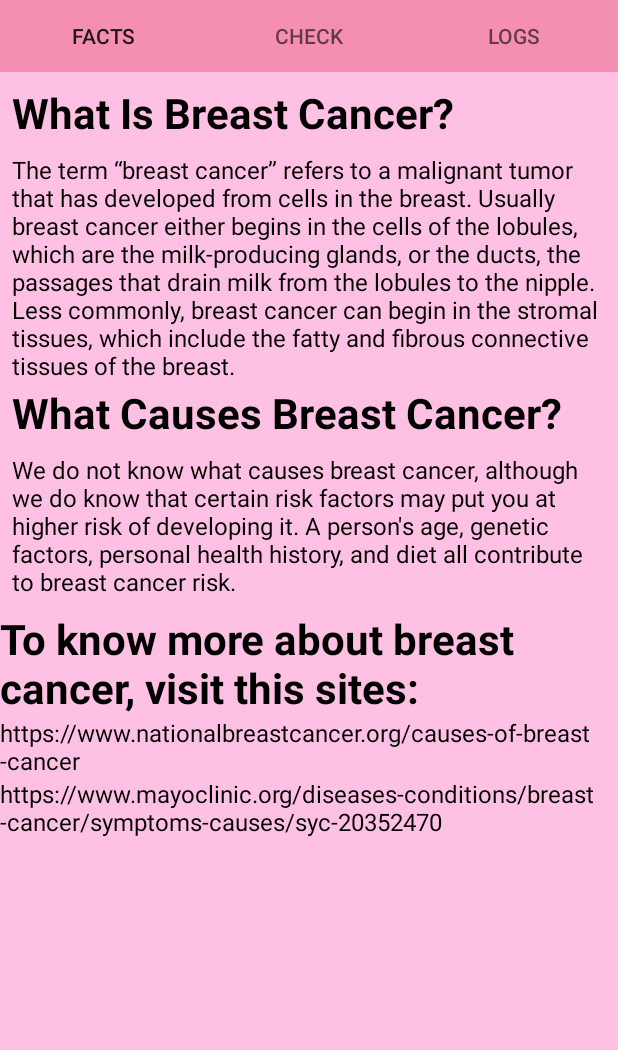
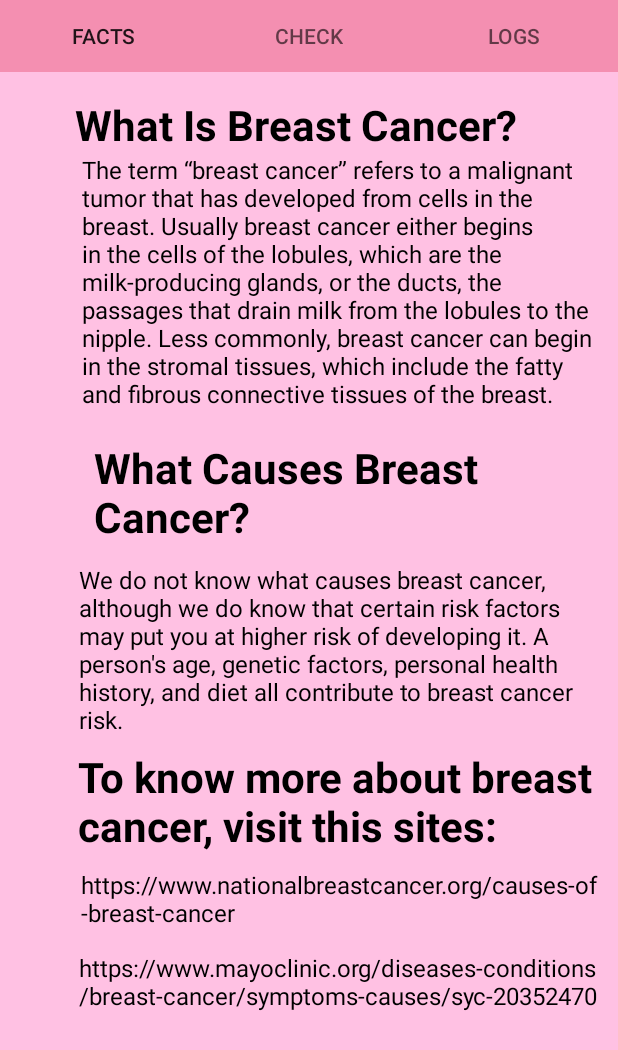
Before and after one commit to santosalwyn09/MateoSantosProject, an Android app: the screen it shows after launch (MainActivity), on a phone screen of 412 x 824 dp. Shown: the top 1050 px of the screen. Run offline under Robolectric (Android 15) with nearby library versions, the phone set to English and light mode, and no system bars.

Commit message:
UI Commit v3.2

```diff
--- a/app/src/main/res/layout/check1.xml
+++ b/app/src/main/res/layout/check1.xml
@@ -21,7 +21,7 @@
             app:layout_constraintHorizontal_bias="0.0"
             app:layout_constraintStart_toStartOf="parent"
             app:layout_constraintTop_toTopOf="parent"
-            app:layout_constraintVertical_bias="0.0"
+            app:layout_constraintVertical_bias="0.695"
             app:srcCompat="@drawable/breast2" />
 
         <Button
--- a/app/src/main/res/layout/check2.xml
+++ b/app/src/main/res/layout/check2.xml
@@ -17,7 +17,7 @@
             android:layout_height="wrap_content"
             android:layout_marginStart="8dp"
             android:layout_marginLeft="8dp"
-            android:layout_marginTop="8dp"
+            android:layout_marginTop="32dp"
             android:layout_marginEnd="8dp"
             android:layout_marginRight="8dp"
             android:layout_marginBottom="8dp"
@@ -54,14 +54,14 @@
             android:layout_marginLeft="8dp"
             android:layout_marginEnd="8dp"
             android:layout_marginRight="8dp"
-            android:layout_marginBottom="52dp"
+            android:layout_marginBottom="76dp"
             android:background="@color/primaryColor"
             android:text="Next Step"
             app:layout_constraintBottom_toBottomOf="parent"
             app:layout_constraintEnd_toEndOf="parent"
             app:layout_constraintStart_toStartOf="parent"
             app:layout_constraintTop_toTopOf="parent"
-            app:layout_constraintVertical_bias="0.957" />
+            app:layout_constraintVertical_bias="0.988" />
     </android.support.constraint.ConstraintLayout>
 
 </FrameLayout>
--- a/app/src/main/res/layout/check7.xml
+++ b/app/src/main/res/layout/check7.xml
@@ -30,7 +30,7 @@
             app:layout_constraintEnd_toEndOf="parent"
             app:layout_constraintStart_toStartOf="parent"
             app:layout_constraintTop_toTopOf="parent"
-            app:layout_constraintVertical_bias="0.303" />
+            app:layout_constraintVertical_bias="0.0" />
 
         <ImageView
             android:id="@+id/imageView8"
@@ -59,7 +59,7 @@
             android:layout_marginRight="8dp"
             android:layout_marginBottom="76dp"
             android:background="@color/primaryColor"
-            android:text="Finish Self_examination"
+            android:text="Finish Self Examination"
             app:layout_constraintBottom_toBottomOf="parent"
             app:layout_constraintEnd_toEndOf="parent"
             app:layout_constraintHorizontal_bias="0.503"
--- a/app/src/main/res/layout/facts_fragment.xml
+++ b/app/src/main/res/layout/facts_fragment.xml
@@ -14,113 +14,138 @@
         android:layout_height="match_parent"
         app:layout_constraintBottom_toBottomOf="parent"
         app:layout_constraintEnd_toEndOf="parent"
+        app:layout_constraintHorizontal_bias="1.0"
         app:layout_constraintStart_toStartOf="parent"
-        app:layout_constraintTop_toTopOf="parent">
+        app:layout_constraintTop_toTopOf="parent"
+        app:layout_constraintVertical_bias="0.0">
 
-        <LinearLayout
+        <android.support.constraint.ConstraintLayout
+            android:id="@+id/linearLayout3"
             android:layout_width="match_parent"
             android:layout_height="wrap_content"
             android:orientation="vertical">
 
             <TextView
                 android:id="@+id/textView4"
-                android:layout_width="wrap_content"
+                android:layout_width="354dp"
                 android:layout_height="wrap_content"
                 android:layout_marginStart="8dp"
                 android:layout_marginLeft="8dp"
-                android:layout_marginTop="8dp"
+                android:layout_marginTop="16dp"
                 android:layout_marginEnd="8dp"
                 android:layout_marginRight="8dp"
                 android:text="@string/what_is_breast_cancer"
                 android:textColor="@color/primaryTextColor"
                 android:textSize="28sp"
                 android:textStyle="bold"
+                app:layout_constraintBottom_toTopOf="@+id/textView3"
                 app:layout_constraintEnd_toEndOf="parent"
+                app:layout_constraintHorizontal_bias="0.027"
                 app:layout_constraintStart_toStartOf="parent"
                 app:layout_constraintTop_toTopOf="parent" />
 
             <TextView
                 android:id="@+id/textView3"
-                android:layout_width="wrap_content"
-                android:layout_height="wrap_content"
-                android:layout_marginStart="8dp"
-                android:layout_marginLeft="8dp"
-                android:layout_marginTop="8dp"
-                android:layout_marginEnd="8dp"
-                android:layout_marginRight="8dp"
+                android:layout_width="346dp"
+                android:layout_height="177dp"
+                android:layout_marginStart="1dp"
+                android:layout_marginLeft="1dp"
+                android:layout_marginEnd="1dp"
+                android:layout_marginRight="1dp"
+                android:layout_marginBottom="6dp"
                 android:text="@string/the_term_breast_cancer_refers_to_a_malignant_tumor_that_has_developed_from_cells_in_the_breast_usually_breast_cancer_either_begins_in_the_cells_of_the_lobules_which_are_the_milk_producing_glands_or_the_ducts_the_passages_that_drain_milk_from_the_lobules_to_the_nipple_less_commonly_breast_cancer_can_begin_in_the_stromal_tissues_which_include_the_fatty_and_fibrous_connective_tissues_of_the_breast"
                 android:textColor="@color/primaryTextColor"
                 android:textSize="16sp"
+                app:layout_constraintBottom_toTopOf="@+id/textView5"
                 app:layout_constraintEnd_toEndOf="parent"
+                app:layout_constraintHorizontal_bias="0.531"
                 app:layout_constraintStart_toStartOf="parent"
                 app:layout_constraintTop_toBottomOf="@+id/textView4" />
 
             <TextView
                 android:id="@+id/textView5"
-                android:layout_width="wrap_content"
+                android:layout_width="340dp"
                 android:layout_height="wrap_content"
-                android:layout_marginStart="8dp"
-                android:layout_marginLeft="8dp"
-                android:layout_marginTop="1dp"
-                android:layout_marginEnd="8dp"
-                android:layout_marginRight="8dp"
-                android:layout_marginBottom="8dp"
+                android:layout_marginStart="10dp"
+                android:layout_marginLeft="10dp"
+                android:layout_marginTop="7dp"
+                android:layout_marginEnd="9dp"
+                android:layout_marginRight="9dp"
+                android:layout_marginBottom="9dp"
                 android:text="@string/what_causes_breast_cancer"
                 android:textColor="@color/primaryTextColor"
                 android:textSize="28sp"
                 android:textStyle="bold"
-                app:layout_constraintBottom_toBottomOf="parent"
+                app:layout_constraintBottom_toTopOf="@+id/textView6"
                 app:layout_constraintEnd_toEndOf="parent"
                 app:layout_constraintHorizontal_bias="1.0"
                 app:layout_constraintStart_toStartOf="parent"
-                app:layout_constraintTop_toBottomOf="@+id/textView3"
-                app:layout_constraintVertical_bias="0.0" />
+                app:layout_constraintTop_toBottomOf="@+id/textView3" />
 
             <TextView
                 android:id="@+id/textView6"
-                android:layout_width="wrap_content"
+                android:layout_width="347dp"
                 android:layout_height="wrap_content"
-                android:layout_marginStart="8dp"
-                android:layout_marginLeft="8dp"
-                android:layout_marginEnd="8dp"
-                android:layout_marginRight="8dp"
-                android:layout_marginBottom="8dp"
+                android:layout_marginTop="12dp"
                 android:text="@string/we_do_not_know_what_causes_breast_cancer_although_we_do_know_that_certain_risk_factors_may_put_you_at_higher_risk_of_developing_it_a_person_s_age_genetic_factors_personal_health_history_and_diet_all_contribute_to_breast_cancer_risk"
+                android:textColor="@color/primaryTextColor"
+                android:textSize="16sp"
+                app:layout_constraintEnd_toEndOf="parent"
+                app:layout_constraintHorizontal_bias="0.47"
+                app:layout_constraintStart_toStartOf="parent"
+                app:layout_constraintTop_toBottomOf="@+id/textView5" />
+
+            <TextView
+                android:id="@+id/textView7"
+                android:layout_width="354dp"
+                android:layout_height="wrap_content"
+                android:layout_marginStart="10dp"
+                android:layout_marginLeft="10dp"
+                android:layout_marginTop="8dp"
+                android:text="To know more about breast cancer, visit this sites:"
+                android:textColor="@color/primaryTextColor"
+                android:textSize="28sp"
+                android:textStyle="bold"
+                app:layout_constraintEnd_toEndOf="parent"
+                app:layout_constraintHorizontal_bias="0.0"
+                app:layout_constraintStart_toStartOf="parent"
+                app:layout_constraintTop_toBottomOf="@+id/textView6" />
+
+            <TextView
+                android:id="@+id/textView10"
+                android:layout_width="350dp"
+                android:layout_height="wrap_content"
+                android:layout_marginStart="5dp"
+                android:layout_marginLeft="5dp"
+                android:layout_marginTop="9dp"
+                android:layout_marginBottom="7dp"
+                android:text="https://www.nationalbreastcancer.org/causes-of-breast-cancer"
+                android:textColor="@color/primaryTextColor"
+                android:textSize="16sp"
+                app:layout_constraintBottom_toTopOf="@+id/textView11"
+                app:layout_constraintEnd_toEndOf="parent"
+                app:layout_constraintHorizontal_bias="0.448"
+                app:layout_constraintStart_toStartOf="parent"
+                app:layout_constraintTop_toBottomOf="@+id/textView7"
+                app:layout_constraintVertical_chainStyle="packed" />
+
+            <TextView
+                android:id="@+id/textView11"
+                android:layout_width="350dp"
+                android:layout_height="wrap_content"
+                android:layout_marginStart="5dp"
+                android:layout_marginLeft="5dp"
+                android:layout_marginTop="7dp"
+                android:text="https://www.mayoclinic.org/diseases-conditions/breast-cancer/symptoms-causes/syc-20352470"
                 android:textColor="@color/primaryTextColor"
                 android:textSize="16sp"
                 app:layout_constraintBottom_toBottomOf="parent"
                 app:layout_constraintEnd_toEndOf="parent"
-                app:layout_constraintHorizontal_bias="0.521"
+                app:layout_constraintHorizontal_bias="0.379"
                 app:layout_constraintStart_toStartOf="parent"
-                app:layout_constraintTop_toBottomOf="@+id/textView5"
-                app:layout_constraintVertical_bias="1.0" />
+                app:layout_constraintTop_toBottomOf="@+id/textView10" />
 
-            <TextView
-                android:id="@+id/textView7"
-                android:layout_width="wrap_content"
-                android:layout_height="wrap_content"
-                android:text="To know more about breast cancer, visit this sites:"
-                android:textColor="@color/primaryTextColor"
-                android:textSize="28sp"
-                android:textStyle="bold" />
-
-            <TextView
-                android:id="@+id/textView10"
-                android:layout_width="wrap_content"
-                android:layout_height="wrap_content"
-                android:text="https://www.nationalbreastcancer.org/causes-of-breast-cancer"
-                android:textColor="@color/primaryTextColor"
-                android:textSize="16sp" />
-
-            <TextView
-                android:id="@+id/textView11"
-                android:layout_width="wrap_content"
-                android:layout_height="wrap_content"
-                android:text="https://www.mayoclinic.org/diseases-conditions/breast-cancer/symptoms-causes/syc-20352470"
-                android:textColor="@color/primaryTextColor"
-                android:textSize="16sp" />
-
-        </LinearLayout>
+        </android.support.constraint.ConstraintLayout>
     </ScrollView>
 
 </android.support.constraint.ConstraintLayout>
--- a/app/src/main/res/values/strings.xml
+++ b/app/src/main/res/values/strings.xml
@@ -4,7 +4,7 @@
     <string name="check_yourself">Check Yourself</string>
     <string name="log_your_result">Log Your Result</string>
     <string name="what_is_breast_cancer">What Is Breast Cancer?</string>
-    <string name="the_term_breast_cancer_refers_to_a_malignant_tumor_that_has_developed_from_cells_in_the_breast_usually_breast_cancer_either_begins_in_the_cells_of_the_lobules_which_are_the_milk_producing_glands_or_the_ducts_the_passages_that_drain_milk_from_the_lobules_to_the_nipple_less_commonly_breast_cancer_can_begin_in_the_stromal_tissues_which_include_the_fatty_and_fibrous_connective_tissues_of_the_breast">The term “breast cancer” refers to a malignant tumor that has developed from cells in the breast. Usually breast cancer either begins in the cells of the lobules, which are the milk-producing glands, or the ducts, the passages that drain milk from the lobules to the nipple. Less commonly, breast cancer can begin in the stromal tissues, which include the fatty and fibrous connective tissues of the breast.</string>
+    <string name="the_term_breast_cancer_refers_to_a_malignant_tumor_that_has_developed_from_cells_in_the_breast_usually_breast_cancer_either_begins_in_the_cells_of_the_lobules_which_are_the_milk_producing_glands_or_the_ducts_the_passages_that_drain_milk_from_the_lobules_to_the_nipple_less_commonly_breast_cancer_can_begin_in_the_stromal_tissues_which_include_the_fatty_and_fibrous_connective_tissues_of_the_breast">The term “breast cancer” refers to a malignant tumor that has developed from cells in the breast. Usually breast cancer either begins in the cells of the lobules, which are the milk-producing glands, or the ducts, the passages that drain milk from the lobules to the nipple. Less commonly, breast cancer can begin in the stromal tissues, which include the fatty and fibrous connective tissues of the breast. </string>
     <string name="what_causes_breast_cancer">What Causes Breast Cancer?</string>
     <string name="we_do_not_know_what_causes_breast_cancer_although_we_do_know_that_certain_risk_factors_may_put_you_at_higher_risk_of_developing_it_a_person_s_age_genetic_factors_personal_health_history_and_diet_all_contribute_to_breast_cancer_risk">We do not know what causes breast cancer, although we do know that certain risk factors may put you at higher risk of developing it. A person\'s age, genetic factors, personal health history, and diet all contribute to breast cancer risk.</string>
 
```
Also changed, not shown: app/src/main/res/layout/check3.xml (+5 -5 lines), app/src/main/res/layout/check4.xml (+7 -7 lines), app/src/main/res/layout/check5.xml (+5 -5 lines), app/src/main/res/layout/check6.xml (+6 -6 lines).
